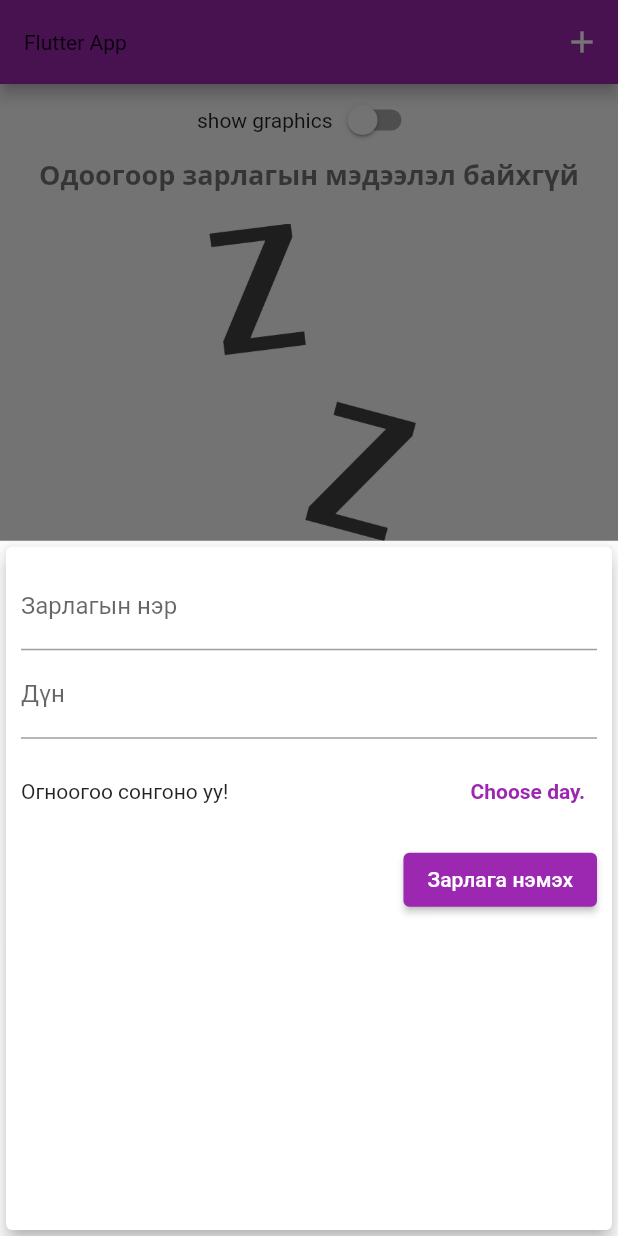
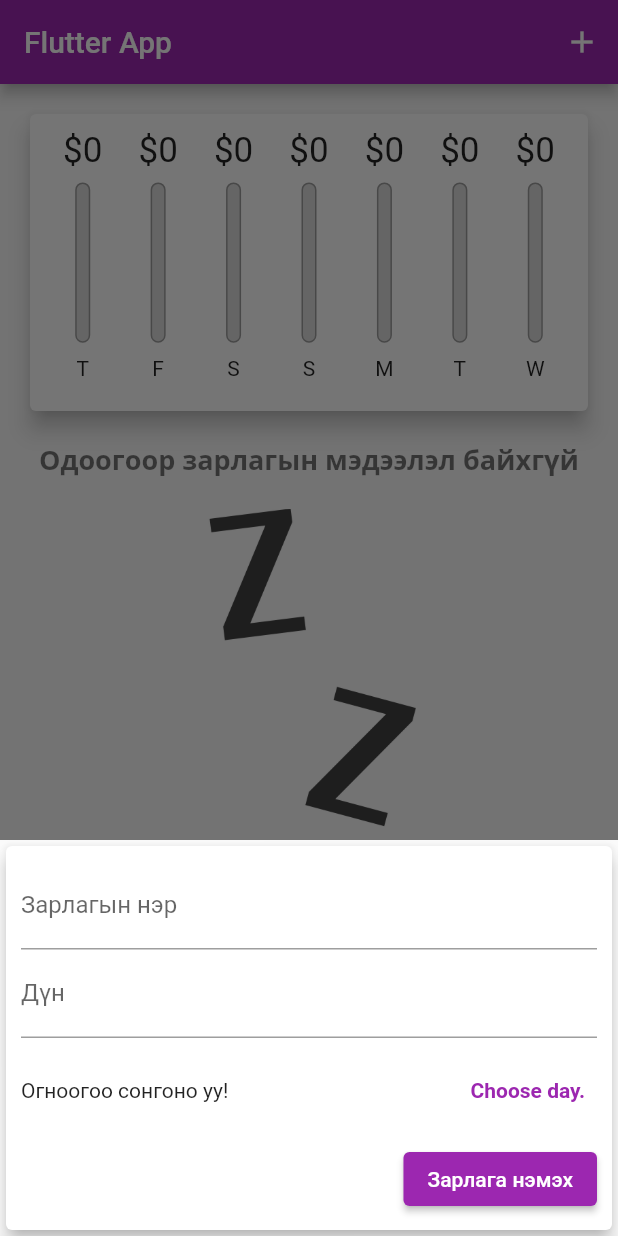
Before and after one commit to orchlonn/expense, a Flutter app: the screen it shows after launch, after a tap on the "add" icon, on a phone screen of 412 x 824 dp. Run offline on Flutter 3.47's test engine with Material 2 defaults, Android fonts, the phone set to English and light mode, and no system bars.

Commit message:
last commit

```diff
--- a/lib/main.dart
+++ b/lib/main.dart
@@ -1,14 +1,10 @@
 import 'package:flutter/material.dart';
-import 'package:flutter/services.dart';
 import './widgets/transaction_list.dart';
 import './widgets/new_transaction.dart';
 import './models/transaction.dart';
 import './widgets/chart.dart';
 
 void main() {
-  WidgetsFlutterBinding.ensureInitialized();
-  SystemChrome.setPreferredOrientations(
-      [DeviceOrientation.portraitUp, DeviceOrientation.portraitDown]);
   runApp(MyApp());
 }
 
@@ -17,33 +13,26 @@ class MyApp extends StatelessWidget {
   Widget build(BuildContext context) {
     return MaterialApp(
       title: 'Flutter App',
+      debugShowCheckedModeBanner: false,
       theme: ThemeData(
         primarySwatch: Colors.purple,
-        accentColor: Colors.amber,
         fontFamily: 'QuickSand',
         textTheme: ThemeData.light().textTheme.copyWith(
-              headline1: TextStyle(
+              headline1: const TextStyle(
                 fontFamily: 'OpenSans',
                 fontWeight: FontWeight.bold,
                 fontSize: 18,
               ),
-              button: TextStyle(color: Colors.white),
-            ),
-        appBarTheme: AppBarTheme(
-          textTheme: ThemeData.light().textTheme.copyWith(
-                headline1: TextStyle(
-                    fontFamily: 'OpenSans',
-                    fontSize: 20,
-                    fontWeight: FontWeight.bold),
+              button: const TextStyle(color: Colors.white),
             ),
       ),
-      ),
-      home: MyHomePage(),
+      home: const MyHomePage(),
     );
   }
 }
 
 class MyHomePage extends StatefulWidget {
+  const MyHomePage({Key? key}) : super(key: key);
   @override
   _MyHomePageState createState() => _MyHomePageState();
 }
@@ -68,7 +57,7 @@ class _MyHomePageState extends State<MyHomePage> {
     return _userTransactions.where((tx) {
       return tx.date.isAfter(
         DateTime.now().subtract(
-          Duration(days: 7),
+          const Duration(days: 7),
         ),
       );
     }).toList();
@@ -106,15 +95,25 @@ class _MyHomePageState extends State<MyHomePage> {
 
   @override
   Widget build(BuildContext context) {
+    final isLandScape =
+        MediaQuery.of(context).orientation == Orientation.landscape;
     final appBar = AppBar(
-      title: Text('Flutter App'),
+      title: const Text('Flutter App'),
       actions: <Widget>[
         IconButton(
-          icon: Icon(Icons.add),
+          icon: const Icon(Icons.add),
           onPressed: () => _startAddNewTransaction(context),
         )
       ],
     );
+    final txListWidget = SizedBox(
+      child: TransactionList(_userTransactions, deleteTransaction),
+      height: (MediaQuery.of(context).size.height -
+              MediaQuery.of(context).padding.top -
+              appBar.preferredSize.height) *
+          0.7,
+    );
+
     return Scaffold(
       appBar: appBar,
       body: SingleChildScrollView(
@@ -122,42 +121,45 @@ class _MyHomePageState extends State<MyHomePage> {
           // mainAxisAlignment: MainAxisAlignment.start,
           crossAxisAlignment: CrossAxisAlignment.stretch,
           children: <Widget>[
+            if (isLandScape)
               Row(
                 mainAxisAlignment: MainAxisAlignment.center,
                 children: <Widget>[
-                Text('show graphics'),
+                  const Text('show graphics'),
                   Switch(
                       value: _showchart,
                       onChanged: (val) {
                         setState(() {
                           _showchart = val;
                         });
-                      print(_showchart);
                       }),
                 ],
               ),
+            if (!isLandScape)
+              SizedBox(
+                child: Chart(_recentTransactions),
+                height: (MediaQuery.of(context).size.height -
+                        MediaQuery.of(context).padding.top -
+                        appBar.preferredSize.height) *
+                    0.31,
+              ),
+            if (!isLandScape) txListWidget,
+            if (isLandScape)
               _showchart
-                ? Container(
+                  ? SizedBox(
                       child: Chart(_recentTransactions),
                       height: (MediaQuery.of(context).size.height -
                               MediaQuery.of(context).padding.top -
                               appBar.preferredSize.height) *
                           0.7,
                     )
-                : Container(
-                    child:
-                        TransactionList(_userTransactions, deleteTransaction),
-                    height: (MediaQuery.of(context).size.height -
-                            MediaQuery.of(context).padding.top -
-                            appBar.preferredSize.height) *
-                        0.7,
-                  ),
+                  : txListWidget
           ],
         ),
       ),
       floatingActionButtonLocation: FloatingActionButtonLocation.centerFloat,
       floatingActionButton: FloatingActionButton(
-        child: Icon(Icons.add),
+        child: const Icon(Icons.add),
         onPressed: () => _startAddNewTransaction(context),
       ),
     );
--- a/lib/widgets/chart.dart
+++ b/lib/widgets/chart.dart
@@ -7,7 +7,8 @@ import '../models/transaction.dart';
 class Chart extends StatelessWidget {
   final List<Transaction> recentTransaction;
 
-  Chart(this.recentTransaction);
+  // ignore: use_key_in_widget_constructors
+  const Chart(this.recentTransaction);
 
   List<Map<String, dynamic>> get groupedTransactionValues {
     return List.generate(7, (index) {
@@ -40,7 +41,7 @@ class Chart extends StatelessWidget {
   Widget build(BuildContext context) {
     return Card(
       elevation: 6,
-      margin: EdgeInsets.all(20),
+      margin: const EdgeInsets.all(20),
       child: Padding(
         padding: const EdgeInsets.all(10.0),
         child: Row(
--- a/lib/widgets/chart_bar.dart
+++ b/lib/widgets/chart_bar.dart
@@ -5,7 +5,8 @@ class ChartBar extends StatelessWidget {
   final double spendingAmount;
   final double spendingPctOfTotal;
 
-  ChartBar(this.label, this.spendingAmount, this.spendingPctOfTotal);
+  // ignore: use_key_in_widget_constructors
+  const ChartBar(this.label, this.spendingAmount, this.spendingPctOfTotal);
 
   @override
   Widget build(BuildContext context) {
@@ -13,14 +14,14 @@ class ChartBar extends StatelessWidget {
       builder: (ctx, constraints) {
         return Column(
           children: <Widget>[
-            Container(
+            SizedBox(
                 height: constraints.maxHeight * 0.15,
                 child: FittedBox(
                     child: Text('\$${spendingAmount.toStringAsFixed(0)}'))),
             SizedBox(
               height: constraints.maxHeight * 0.05,
             ),
-            Container(
+            SizedBox(
               height: constraints.maxHeight * 0.6,
               width: 10,
               child: Stack(
@@ -28,7 +29,7 @@ class ChartBar extends StatelessWidget {
                   Container(
                     decoration: BoxDecoration(
                       border: Border.all(color: Colors.grey, width: 1),
-                      color: Color.fromRGBO(220, 220, 220, 1),
+                      color: const Color.fromRGBO(220, 220, 220, 1),
                       borderRadius: BorderRadius.circular(10),
                     ),
                   ),
@@ -47,7 +48,7 @@ class ChartBar extends StatelessWidget {
             SizedBox(
               height: constraints.maxHeight * 0.05,
             ),
-            Container(
+            SizedBox(
               height: constraints.maxHeight * 0.15,
               child: Text(label),
             ),
--- a/lib/widgets/new_transaction.dart
+++ b/lib/widgets/new_transaction.dart
@@ -4,7 +4,8 @@ import 'package:intl/intl.dart';
 class NewTransaction extends StatefulWidget {
   final Function addTx;
 
-  NewTransaction(this.addTx);
+  // ignore: use_key_in_widget_constructors
+  const NewTransaction(this.addTx);
 
   @override
   _NewTransactionState createState() => _NewTransactionState();
@@ -55,28 +56,33 @@ class _NewTransactionState extends State<NewTransaction> {
 
   @override
   Widget build(BuildContext context) {
-    return Card(
+    return SingleChildScrollView(
+      child: Card(
         elevation: 5,
         child: Container(
-        padding: EdgeInsets.all(10),
+          padding: EdgeInsets.only(
+              top: 10,
+              left: 10,
+              right: 10,
+              bottom: MediaQuery.of(context).viewInsets.bottom + 10),
           child: Column(
             crossAxisAlignment: CrossAxisAlignment.end,
             children: <Widget>[
               TextField(
-              decoration: InputDecoration(labelText: 'Зарлагын нэр'),
+                decoration: const InputDecoration(labelText: 'Зарлагын нэр'),
                 controller: titleController,
                 onSubmitted: (_) => submitData(),
 
                 // onChanged: (val) => titleInput = val,
               ),
               TextField(
-              decoration: InputDecoration(labelText: 'Дүн'),
+                decoration: const InputDecoration(labelText: 'Дүн'),
                 controller: amountController,
                 keyboardType: TextInputType.number,
                 onSubmitted: (_) => submitData(),
                 // onChanged: (val) => amountInput = val,
               ),
-            Container(
+              SizedBox(
                 height: 70,
                 child: Row(
                   children: <Widget>[
@@ -88,7 +94,7 @@ class _NewTransactionState extends State<NewTransaction> {
                     ),
                     TextButton(
                       onPressed: _presentPicker,
-                    child: Text(
+                      child: const Text(
                         "Choose day.",
                         style: TextStyle(fontWeight: FontWeight.bold),
                       ),
@@ -100,7 +106,7 @@ class _NewTransactionState extends State<NewTransaction> {
                 ),
               ),
               ElevatedButton(
-              child: Text('Зарлага нэмэх'),
+                child: const Text('Зарлага нэмэх'),
                 onPressed: submitData,
                 style: ElevatedButton.styleFrom(
                   primary: Theme.of(context).primaryColor,
@@ -109,6 +115,7 @@ class _NewTransactionState extends State<NewTransaction> {
             ],
           ),
         ),
+      ),
     );
   }
 }
```
Also changed, not shown: lib/widgets/transaction_list.dart (+22 -11 lines). Lines whose indentation alone changed are shown as unchanged.
